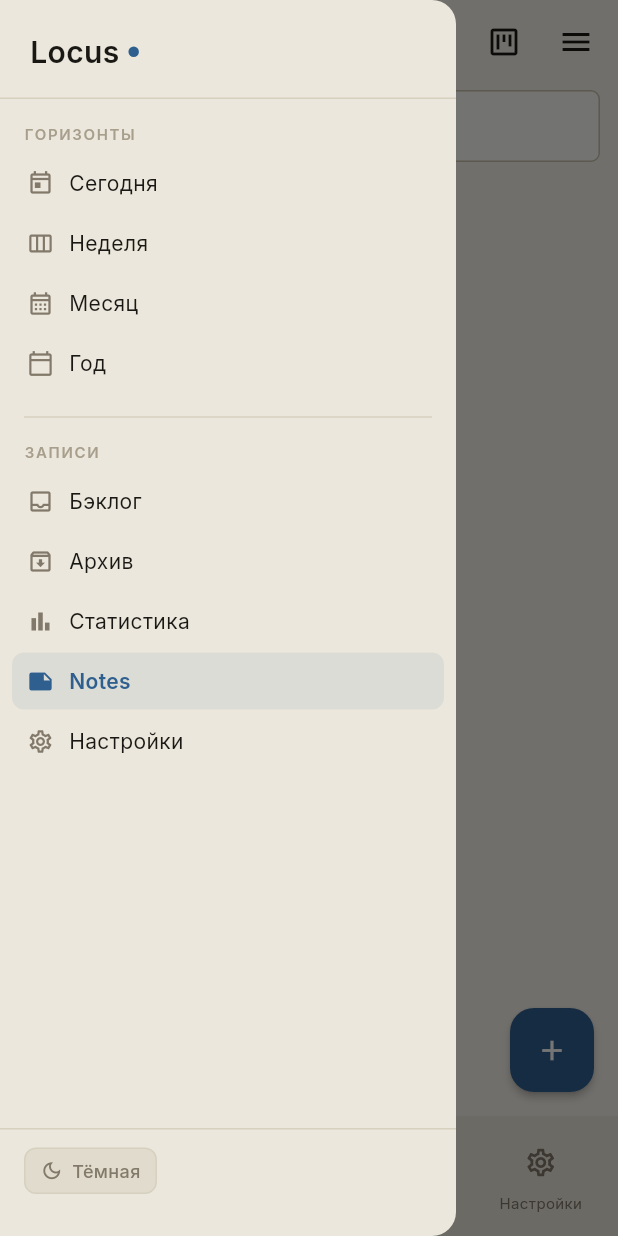
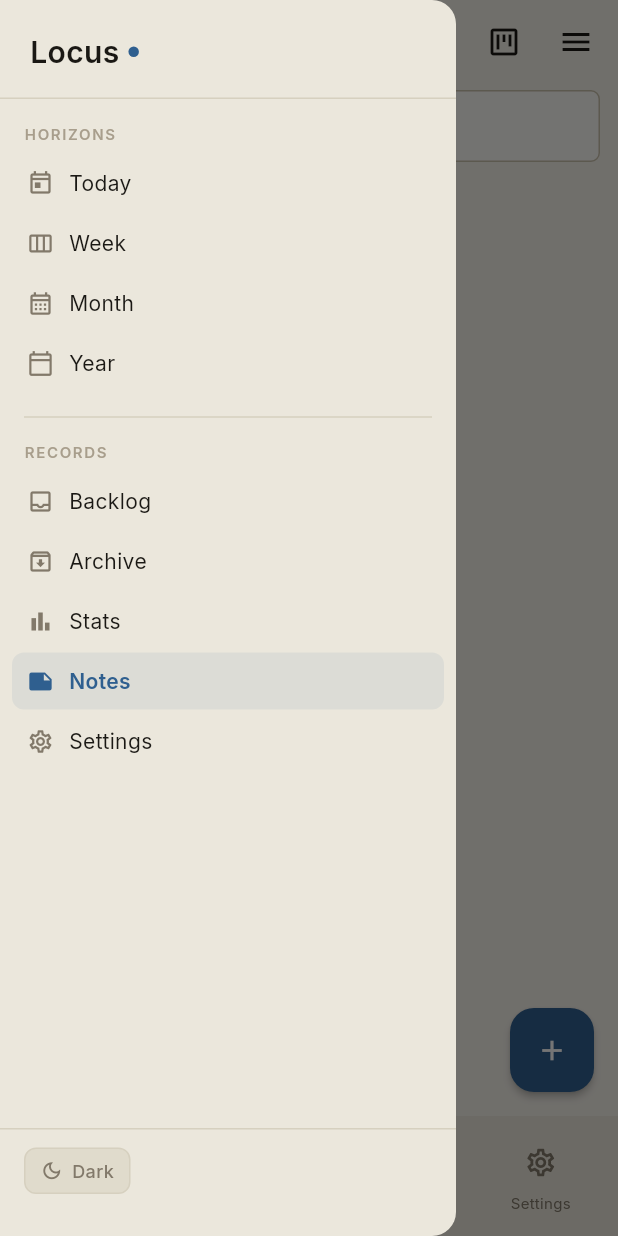
Before and after one commit to AnoirsGit/Locus-ToDo, a Flutter app: the NotesPage screen opened by its route, with the side drawer open, on a phone screen of 412 x 824 dp. Run offline on Flutter 3.47's test engine with Material 3 defaults, Android fonts, the phone set to English and light mode, and no system bars; our stand-ins replace dio, drift, flutter_local_notifications, flutter_riverpod, flutter_secure_storage, go_router and 2 more; accounts and stored records are empty; generated files the repository leaves out were written again; network calls fail.

Commit message:
fix(mobile): sweep bottom nav, drawer, and sync banner strings onto i18n table (#19)
Part of mobile-tasks-parity.md Gap 5. Adds nav/section/theme/sync
labels to shared/core/strings.dart and routes app_shell.dart's
bottom NavigationBar + sync banner and widgets/app_drawer.dart's
whole nav list (horizon items, backlog/archive/stats/settings,
theme toggle) through it, matching web's nav.*/Sidebar.svelte
wording. Previously 3 of 4 bottom-nav labels and nearly the entire
drawer were hardcoded Russian regardless of device locale, with one
label ("Notes") stuck in English — now all follow the device locale
consistently.

Co-authored-by: openhands <openhands@all-hands.dev>

```diff
--- a/apps/mobile/lib/pages/app_shell.dart
+++ b/apps/mobile/lib/pages/app_shell.dart
@@ -110,29 +110,25 @@ class _AppShellState extends ConsumerState<AppShell> with WidgetsBindingObserver
             selectedIndex: idx,
             onDestinationSelected: (i) => context.go(_routes[i]),
             destinations: [
-              const NavigationDestination(
-                icon: Icon(Icons.grid_view_outlined),
-                selectedIcon: Icon(Icons.grid_view),
-                label: 'Просмотр',
+              NavigationDestination(
+                icon: const Icon(Icons.grid_view_outlined),
+                selectedIcon: const Icon(Icons.grid_view),
+                label: S.navView,
               ),
-              // S.notes already exists (notes page reuses it) — bugs.md flagged
-              // this literal as bypassing it. Other three labels are out of
-              // scope: no S.* keys exist for them yet (see mobile-tasks-parity
-              // Gap 5, the full mobile i18n sweep).
               NavigationDestination(
                 icon: const Icon(Icons.note_alt_outlined),
                 selectedIcon: const Icon(Icons.note_alt),
                 label: S.notes,
               ),
-              const NavigationDestination(
-                icon: Icon(Icons.bar_chart_outlined),
-                selectedIcon: Icon(Icons.bar_chart),
-                label: 'Статистика',
+              NavigationDestination(
+                icon: const Icon(Icons.bar_chart_outlined),
+                selectedIcon: const Icon(Icons.bar_chart),
+                label: S.navStats,
               ),
-              const NavigationDestination(
-                icon: Icon(Icons.settings_outlined),
-                selectedIcon: Icon(Icons.settings),
-                label: 'Настройки',
+              NavigationDestination(
+                icon: const Icon(Icons.settings_outlined),
+                selectedIcon: const Icon(Icons.settings),
+                label: S.navSettings,
               ),
             ],
           ),
@@ -150,9 +146,7 @@ class _SyncBanner extends StatelessWidget {
   @override
   Widget build(BuildContext context) {
     final color = failed ? context.colorDanger : context.colorWarning;
-    final label = failed
-        ? '$count ${count == 1 ? 'изменение' : 'изменений'} не синхронизировано, повтор...'
-        : '$count ${count == 1 ? 'изменение ожидает' : 'изменений ожидают'} синхронизации';
+    final label = failed ? S.syncFailed(count) : S.syncPending(count);
     return Container(
       width: double.infinity,
       padding: const EdgeInsets.symmetric(horizontal: 16, vertical: 6),
--- a/apps/mobile/lib/shared/core/strings.dart
+++ b/apps/mobile/lib/shared/core/strings.dart
@@ -108,6 +108,36 @@ class S {
   static String get addSubtask => _ru ? '+ добавить подзадачу' : '+ add subtask';
   static String get addSubtaskHint => _ru ? 'Добавить подзадачу...' : 'Add subtask...';
 
+  // Bottom nav labels — mirrors web's `nav.*` i18n keys.
+  static String get navView => _ru ? 'Просмотр' : 'View';
+  static String get navStats => _ru ? 'Статистика' : 'Stats';
+  static String get navSettings => _ru ? 'Настройки' : 'Settings';
+
+  // Drawer nav — mirrors web `nav.*`/`Sidebar.svelte` wording.
+  static String get navToday => _ru ? 'Сегодня' : 'Today';
+  static String get navWeek => _ru ? 'Неделя' : 'Week';
+  static String get navMonth => _ru ? 'Месяц' : 'Month';
+  static String get navYear => _ru ? 'Год' : 'Year';
+  static String get navBacklog => _ru ? 'Бэклог' : 'Backlog';
+  static String get navArchive => _ru ? 'Архив' : 'Archive';
+  static String get sectionHorizons => _ru ? 'ГОРИЗОНТЫ' : 'HORIZONS';
+  static String get sectionRecords => _ru ? 'ЗАПИСИ' : 'RECORDS';
+  static String get themeLight => _ru ? 'Светлая' : 'Light';
+  static String get themeDark => _ru ? 'Тёмная' : 'Dark';
+
+  // Outbox sync banner — ru needs genitive plural forms, en doesn't.
+  static String syncPending(int count) {
+    if (!_ru) return '$count change${count == 1 ? '' : 's'} pending sync';
+    final word = count == 1 ? 'изменение ожидает' : 'изменений ожидают';
+    return '$count $word синхронизации';
+  }
+
+  static String syncFailed(int count) {
+    if (!_ru) return '$count change${count == 1 ? '' : 's'} not synced, retrying...';
+    final word = count == 1 ? 'изменение' : 'изменений';
+    return '$count $word не синхронизировано, повтор...';
+  }
+
   // Backlog age chip ("3 days ago").
   static String get backlogToday => _ru ? 'сегодня' : 'today';
   static String backlogAge(int days) {
--- a/apps/mobile/lib/widgets/app_drawer.dart
+++ b/apps/mobile/lib/widgets/app_drawer.dart
@@ -2,6 +2,7 @@ import 'package:flutter/material.dart';
 import 'package:flutter_riverpod/flutter_riverpod.dart';
 import 'package:go_router/go_router.dart';
 import '../features/auth/auth_notifier.dart';
+import '../shared/core/strings.dart';
 import '../shared/providers/view_provider.dart';
 import '../shared/theme/theme.dart';
 import '../shared/theme/theme_provider.dart';
@@ -91,11 +92,11 @@ class AppDrawer extends ConsumerWidget {
               child: ListView(
                 padding: const EdgeInsets.symmetric(vertical: 12),
                 children: [
-                  _SectionLabel('ГОРИЗОНТЫ'),
+                  _SectionLabel(S.sectionHorizons),
                   _NavItem(
                     icon: Icons.today_outlined,
                     selectedIcon: Icons.today,
-                    label: 'Сегодня',
+                    label: S.navToday,
                     count: _todoCount(dayData),
                     active: isActive('/view', view: 'day'),
                     onTap: () => navigate('/view', view: 'day'),
@@ -104,7 +105,7 @@ class AppDrawer extends ConsumerWidget {
                   _NavItem(
                     icon: Icons.view_week_outlined,
                     selectedIcon: Icons.view_week,
-                    label: 'Неделя',
+                    label: S.navWeek,
                     count: _todoCount(weekData),
                     active: isActive('/view', view: 'week'),
                     onTap: () => navigate('/view', view: 'week'),
@@ -113,7 +114,7 @@ class AppDrawer extends ConsumerWidget {
                   _NavItem(
                     icon: Icons.calendar_month_outlined,
                     selectedIcon: Icons.calendar_month,
-                    label: 'Месяц',
+                    label: S.navMonth,
                     count: _todoCount(monthData),
                     active: isActive('/view', view: 'month'),
                     onTap: () => navigate('/view', view: 'month'),
@@ -122,7 +123,7 @@ class AppDrawer extends ConsumerWidget {
                   _NavItem(
                     icon: Icons.calendar_today_outlined,
                     selectedIcon: Icons.calendar_today,
-                    label: 'Год',
+                    label: S.navYear,
                     count: _todoCount(yearData),
                     active: isActive('/view', view: 'year'),
                     onTap: () => navigate('/view', view: 'year'),
@@ -132,11 +133,11 @@ class AppDrawer extends ConsumerWidget {
                   const SizedBox(height: 4),
                   Divider(color: context.colorBorder, height: 24, indent: 16, endIndent: 16),
 
-                  _SectionLabel('ЗАПИСИ'),
+                  _SectionLabel(S.sectionRecords),
                   _NavItem(
                     icon: Icons.inbox_outlined,
                     selectedIcon: Icons.inbox,
-                    label: 'Бэклог',
+                    label: S.navBacklog,
                     count: _backlogCount(),
                     showDot: _backlogCount() > 0,
                     active: isActive('/backlog'),
@@ -146,7 +147,7 @@ class AppDrawer extends ConsumerWidget {
                   _NavItem(
                     icon: Icons.archive_outlined,
                     selectedIcon: Icons.archive,
-                    label: 'Архив',
+                    label: S.navArchive,
                     active: isActive('/archive'),
                     onTap: () => navigate('/archive'),
                     context: context,
@@ -154,7 +155,7 @@ class AppDrawer extends ConsumerWidget {
                   _NavItem(
                     icon: Icons.bar_chart_outlined,
                     selectedIcon: Icons.bar_chart,
-                    label: 'Статистика',
+                    label: S.navStats,
                     active: isActive('/stats'),
                     onTap: () => navigate('/stats'),
                     context: context,
@@ -162,7 +163,7 @@ class AppDrawer extends ConsumerWidget {
                   _NavItem(
                     icon: Icons.note_outlined,
                     selectedIcon: Icons.note,
-                    label: 'Notes',
+                    label: S.notes,
                     active: isActive('/notes'),
                     onTap: () => navigate('/notes'),
                     context: context,
@@ -170,7 +171,7 @@ class AppDrawer extends ConsumerWidget {
                   _NavItem(
                     icon: Icons.settings_outlined,
                     selectedIcon: Icons.settings,
-                    label: 'Настройки',
+                    label: S.navSettings,
                     active: isActive('/settings'),
                     onTap: () => navigate('/settings'),
                     context: context,
@@ -213,7 +214,7 @@ class AppDrawer extends ConsumerWidget {
                               ),
                               const SizedBox(width: 6),
                               Text(
-                                themeMode == ThemeMode.dark ? 'Светлая' : 'Тёмная',
+                                themeMode == ThemeMode.dark ? S.themeLight : S.themeDark,
                                 style: TextStyle(
                                   fontSize: 12,
                                   color: context.colorMuted,
```
